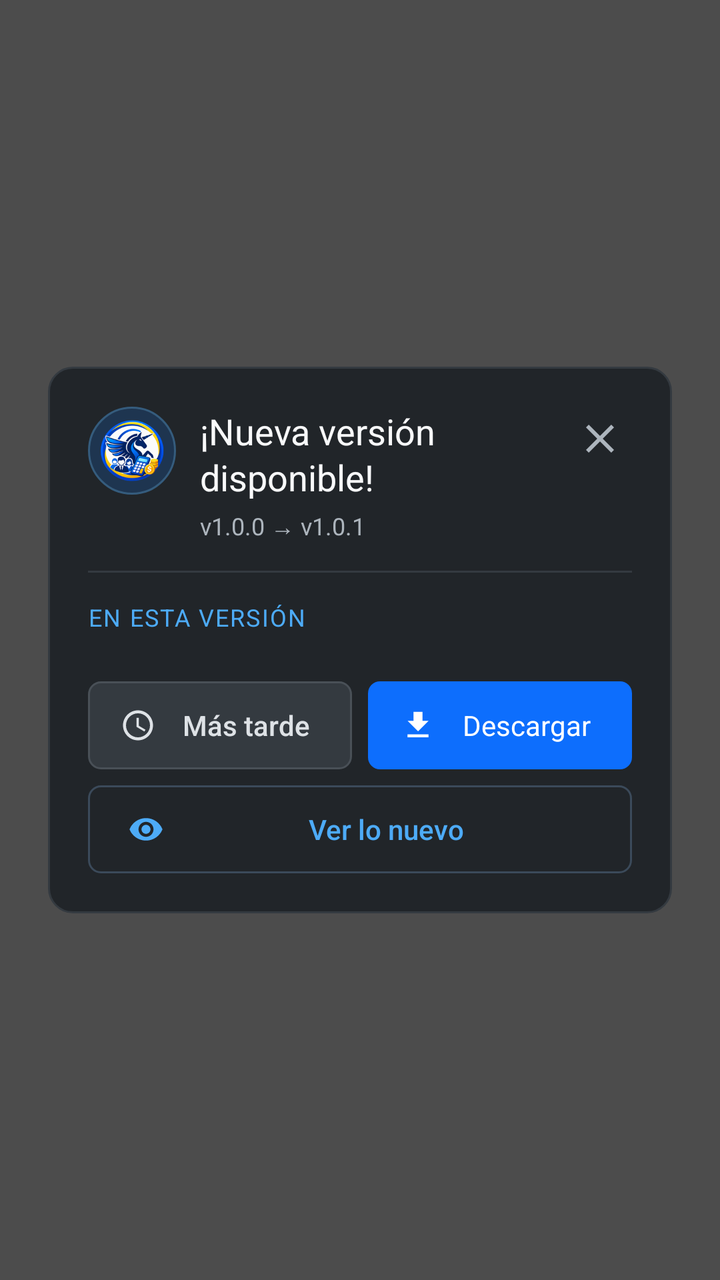
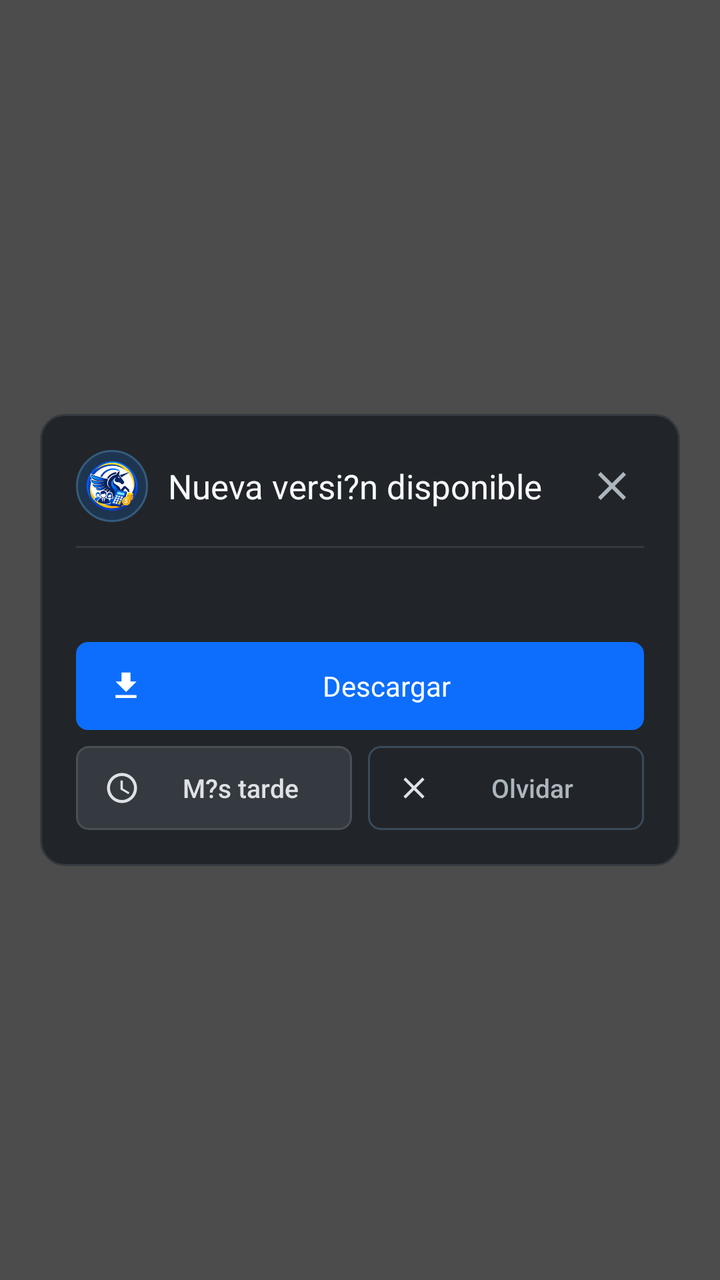

Screens rendered from an Android XML layout before and after an edit, with the pre-edit source and the edit as a unified diff.
<!-- AndroidManifest.xml: application theme Theme.UnicornioSoftware -->
<!-- res/layout/dialog_app_update.xml -->
<?xml version="1.0" encoding="utf-8"?>
<FrameLayout xmlns:android="http://schemas.android.com/apk/res/android"
    android:layout_width="match_parent"
    android:layout_height="match_parent"
    android:background="#B3000000"
    android:padding="24dp">

    <LinearLayout
        android:layout_width="match_parent"
        android:layout_height="wrap_content"
        android:layout_gravity="center"
        android:background="@drawable/bg_modal_card"
        android:orientation="vertical"
        android:padding="20dp">

        <LinearLayout
            android:layout_width="match_parent"
            android:layout_height="wrap_content"
            android:gravity="top"
            android:orientation="horizontal">

            <ImageView
                android:id="@+id/updateIcon"
                android:layout_width="44dp"
                android:layout_height="44dp"
                android:background="@drawable/bg_offline_icon"
                android:contentDescription="@string/app_name"
                android:padding="6dp"
                android:scaleType="fitCenter"
                android:src="@mipmap/ic_launcher_round" />

            <LinearLayout
                android:layout_width="0dp"
                android:layout_height="wrap_content"
                android:layout_marginStart="12dp"
                android:layout_weight="1"
                android:orientation="vertical">

                <TextView
                    android:id="@+id/updateTitle"
                    android:layout_width="wrap_content"
                    android:layout_height="wrap_content"
                    android:fontFamily="sans-serif-bold"
                    android:lineSpacingExtra="2dp"
                    android:text="¡Nueva versión disponible!"
                    android:textColor="#F8F9FA"
                    android:textSize="18sp" />

                <TextView
                    android:id="@+id/updateVersions"
                    android:layout_width="wrap_content"
                    android:layout_height="wrap_content"
                    android:layout_marginTop="4dp"
                    android:fontFamily="sans-serif"
                    android:text="v1.0.0 → v1.0.1"
                    android:textColor="#ADB5BD"
                    android:textSize="12sp" />
            </LinearLayout>

            <ImageButton
                android:id="@+id/btnUpdateClose"
                android:layout_width="32dp"
                android:layout_height="32dp"
                android:background="@android:color/transparent"
                android:contentDescription="Cerrar"
                android:padding="4dp"
                android:src="@drawable/ic_close"
                android:tint="#ADB5BD" />
        </LinearLayout>

        <View
            android:layout_width="match_parent"
            android:layout_height="1dp"
            android:layout_marginTop="14dp"
            android:layout_marginBottom="14dp"
            android:background="#343A40" />

        <ScrollView
            android:id="@+id/updateBodyScroll"
            android:layout_width="match_parent"
            android:layout_height="wrap_content"
            android:fillViewport="false"
            android:overScrollMode="ifContentScrolls">

            <LinearLayout
                android:layout_width="match_parent"
                android:layout_height="wrap_content"
                android:orientation="vertical">

                <TextView
                    android:id="@+id/updateSectionTitle"
                    android:layout_width="wrap_content"
                    android:layout_height="wrap_content"
                    android:fontFamily="sans-serif-bold"
                    android:letterSpacing="0.06"
                    android:text="EN ESTA VERSIÓN"
                    android:textAllCaps="true"
                    android:textColor="#4DABF7"
                    android:textSize="12sp" />

                <TextView
                    android:id="@+id/updateSummary"
                    android:layout_width="match_parent"
                    android:layout_height="wrap_content"
                    android:layout_marginTop="8dp"
                    android:fontFamily="sans-serif"
                    android:lineSpacingExtra="3dp"
                    android:textColor="#CED4DA"
                    android:textSize="14sp"
                    android:visibility="gone" />

                <LinearLayout
                    android:id="@+id/updateMetaRow"
                    android:layout_width="match_parent"
                    android:layout_height="wrap_content"
                    android:layout_marginTop="10dp"
                    android:orientation="horizontal"
                    android:visibility="gone">

                    <TextView
                        android:id="@+id/updateSize"
                        android:layout_width="wrap_content"
                        android:layout_height="wrap_content"
                        android:fontFamily="sans-serif-medium"
                        android:textColor="#ADB5BD"
                        android:textSize="12sp"
                        android:visibility="gone" />

                    <TextView
                        android:id="@+id/updateDate"
                        android:layout_width="wrap_content"
                        android:layout_height="wrap_content"
                        android:layout_marginStart="12dp"
                        android:fontFamily="sans-serif-medium"
                        android:textColor="#ADB5BD"
                        android:textSize="12sp"
                        android:visibility="gone" />
                </LinearLayout>

                <LinearLayout
                    android:id="@+id/updateChangesContainer"
                    android:layout_width="match_parent"
                    android:layout_height="wrap_content"
                    android:layout_marginTop="6dp"
                    android:orientation="vertical" />

                <TextView
                    android:id="@+id/updateRequired"
                    android:layout_width="match_parent"
                    android:layout_height="wrap_content"
                    android:layout_marginTop="10dp"
                    android:fontFamily="sans-serif-medium"
                    android:text="Esta actualización es necesaria para continuar."
                    android:textColor="#F87171"
                    android:textSize="13sp"
                    android:visibility="gone" />

                <TextView
                    android:id="@+id/updateMinSupported"
                    android:layout_width="match_parent"
                    android:layout_height="wrap_content"
                    android:layout_marginTop="8dp"
                    android:fontFamily="sans-serif"
                    android:textColor="#94A3B8"
                    android:textSize="12sp"
                    android:visibility="gone" />
            </LinearLayout>
        </ScrollView>

        <LinearLayout
            android:layout_width="match_parent"
            android:layout_height="wrap_content"
            android:layout_marginTop="18dp"
            android:orientation="vertical">

            <LinearLayout
                android:id="@+id/updatePrimaryRow"
                android:layout_width="match_parent"
                android:layout_height="wrap_content"
                android:orientation="horizontal">

                <TextView
                    android:id="@+id/btnUpdateLater"
                    android:layout_width="0dp"
                    android:layout_height="44dp"
                    android:layout_marginEnd="8dp"
                    android:layout_weight="1"
                    android:background="@drawable/bg_modal_btn_secondary"
                    android:drawableStart="@drawable/ic_modal_later"
                    android:drawablePadding="8dp"
                    android:fontFamily="sans-serif-medium"
                    android:gravity="center"
                    android:paddingStart="16dp"
                    android:paddingEnd="16dp"
                    android:text="Más tarde"
                    android:textColor="#DEE2E6"
                    android:textSize="14sp" />

                <TextView
                    android:id="@+id/btnUpdateDownload"
                    android:layout_width="0dp"
                    android:layout_height="44dp"
                    android:layout_weight="1"
                    android:background="@drawable/bg_modal_btn_primary"
                    android:drawableStart="@drawable/ic_modal_download"
                    android:drawablePadding="8dp"
                    android:fontFamily="sans-serif-bold"
                    android:gravity="center"
                    android:paddingStart="16dp"
                    android:paddingEnd="16dp"
                    android:text="Descargar"
                    android:textColor="#FFFFFF"
                    android:textSize="14sp" />
            </LinearLayout>

            <TextView
                android:id="@+id/btnUpdateNotes"
                android:layout_width="match_parent"
                android:layout_height="44dp"
                android:layout_marginTop="8dp"
                android:background="@drawable/bg_modal_btn_outline"
                android:drawableStart="@drawable/ic_modal_new"
                android:drawablePadding="8dp"
                android:fontFamily="sans-serif-medium"
                android:gravity="center"
                android:paddingStart="20dp"
                android:paddingEnd="20dp"
                android:text="Ver lo nuevo"
                android:textColor="#4DABF7"
                android:textSize="14sp" />

        </LinearLayout>
    </LinearLayout>
</FrameLayout>
<!-- resources referenced by this layout -->
<resources>
  <!-- drawable bg_modal_btn_outline (drawable) -->
  ﻿<?xml version="1.0" encoding="utf-8"?>
  <ripple xmlns:android="http://schemas.android.com/apk/res/android" android:color="#334DABF7">
      <item>
          <shape android:shape="rectangle">
              <solid android:color="#00000000" />
              <corners android:radius="6dp" />
              <stroke android:width="1dp" android:color="#3B4A5A" />
          </shape>
      </item>
  </ripple>
  <!-- drawable bg_modal_btn_primary (drawable) -->
  ﻿<?xml version="1.0" encoding="utf-8"?>
  <ripple xmlns:android="http://schemas.android.com/apk/res/android" android:color="#664DABF7">
      <item>
          <shape android:shape="rectangle">
              <solid android:color="#0D6EFD" />
              <corners android:radius="6dp" />
          </shape>
      </item>
  </ripple>
  <!-- drawable bg_modal_btn_secondary (drawable) -->
  ﻿<?xml version="1.0" encoding="utf-8"?>
  <ripple xmlns:android="http://schemas.android.com/apk/res/android" android:color="#33FFFFFF">
      <item>
          <shape android:shape="rectangle">
              <solid android:color="#343A40" />
              <corners android:radius="6dp" />
              <stroke android:width="1dp" android:color="#495057" />
          </shape>
      </item>
  </ripple>
  <!-- drawable bg_modal_card (drawable) -->
  ﻿<?xml version="1.0" encoding="utf-8"?>
  <shape xmlns:android="http://schemas.android.com/apk/res/android" android:shape="rectangle">
      <solid android:color="#212529" />
      <corners android:radius="12dp" />
      <stroke android:width="1dp" android:color="#343A40" />
  </shape>
  <!-- drawable bg_offline_icon (drawable) -->
  <?xml version="1.0" encoding="utf-8"?>
  <shape xmlns:android="http://schemas.android.com/apk/res/android" android:shape="oval">
      <solid android:color="#1E3550" />
      <stroke android:width="1dp" android:color="#355C7D" />
  </shape>
  <!-- drawable ic_close (drawable) -->
  <vector xmlns:android="http://schemas.android.com/apk/res/android"
      android:width="24dp" android:height="24dp" android:viewportWidth="24"
      android:viewportHeight="24">
      <path android:fillColor="#EAF2FA"
          android:pathData="M19,6.41L17.59,5 12,10.59 6.41,5 5,6.41 10.59,12 5,17.59 6.41,19 12,13.41 17.59,19 19,17.59 13.41,12z"/>
  </vector>
  <!-- drawable ic_modal_download (drawable) -->
  <vector xmlns:android="http://schemas.android.com/apk/res/android" android:width="18dp" android:height="18dp" android:viewportWidth="24" android:viewportHeight="24">
    <path android:fillColor="#FFFFFF" android:pathData="M5,20h14v-2H5v2zM19,9h-4V3H9v6H5l7,7 7,-7z"/>
  </vector>
  <!-- drawable ic_modal_later (drawable) -->
  <vector xmlns:android="http://schemas.android.com/apk/res/android" android:width="18dp" android:height="18dp" android:viewportWidth="24" android:viewportHeight="24">
    <path android:fillColor="#DEE2E6" android:pathData="M11.99,2C6.47,2 2,6.48 2,12s4.47,10 9.99,10C17.52,22 22,17.52 22,12S17.52,2 11.99,2zM12,20c-4.42,0 -8,-3.58 -8,-8s3.58,-8 8,-8 8,3.58 8,8 -3.58,8 -8,8zM12.5,7H11v6l5.25,3.15 0.75,-1.23 -4.5,-2.67z"/>
  </vector>
  <!-- drawable ic_modal_new (drawable) -->
  <vector xmlns:android="http://schemas.android.com/apk/res/android" android:width="18dp" android:height="18dp" android:viewportWidth="24" android:viewportHeight="24">
    <path android:fillColor="#4DABF7" android:pathData="M12,4.5C7,4.5 2.73,7.61 1,12c1.73,4.39 6,7.5 11,7.5s9.27,-3.11 11,-7.5C21.27,7.61 17,4.5 12,4.5zM12,17c-2.76,0 -5,-2.24 -5,-5s2.24,-5 5,-5 5,2.24 5,5 -2.24,5 -5,5zM12,9c-1.66,0 -3,1.34 -3,3s1.34,3 3,3 3,-1.34 3,-3 -1.34,-3 -3,-3z"/>
  </vector>
  <string name="app_name">Ecosistema Financiero de Unicornio Software</string>
  <style name="Theme.UnicornioSoftware" parent="Theme.MaterialComponents.DayNight.NoActionBar">
          <item name="android:statusBarColor">@android:color/black</item>
          <item name="android:navigationBarColor">@android:color/black</item>
          <item name="android:windowLightStatusBar" tools:targetApi="m">false</item>
      </style>
  <!-- unchanged entries left out for length: 1 -->
</resources>

<!-- the commit's change to res/layout/dialog_app_update.xml (unified diff, before → after) -->
@@ -1,9 +1,9 @@
 <?xml version="1.0" encoding="utf-8"?>
 <FrameLayout xmlns:android="http://schemas.android.com/apk/res/android"
     android:layout_width="match_parent"
-    android:layout_height="match_parent"
+    android:layout_height="wrap_content"
     android:background="#B3000000"
-    android:padding="24dp">
+    android:padding="20dp">
 
     <LinearLayout
         android:layout_width="match_parent"
@@ -11,51 +11,34 @@
         android:layout_gravity="center"
         android:background="@drawable/bg_modal_card"
         android:orientation="vertical"
-        android:padding="20dp">
+        android:padding="18dp">
 
         <LinearLayout
             android:layout_width="match_parent"
             android:layout_height="wrap_content"
-            android:gravity="top"
+            android:gravity="center_vertical"
             android:orientation="horizontal">
 
             <ImageView
                 android:id="@+id/updateIcon"
-                android:layout_width="44dp"
-                android:layout_height="44dp"
+                android:layout_width="36dp"
+                android:layout_height="36dp"
                 android:background="@drawable/bg_offline_icon"
                 android:contentDescription="@string/app_name"
-                android:padding="6dp"
+                android:padding="5dp"
                 android:scaleType="fitCenter"
                 android:src="@mipmap/ic_launcher_round" />
 
-            <LinearLayout
+            <TextView
+                android:id="@+id/updateTitle"
                 android:layout_width="0dp"
                 android:layout_height="wrap_content"
-                android:layout_marginStart="12dp"
+                android:layout_marginStart="10dp"
                 android:layout_weight="1"
-                android:orientation="vertical">
-
-                <TextView
-                    android:id="@+id/updateTitle"
-                    android:layout_width="wrap_content"
-                    android:layout_height="wrap_content"
-                    android:fontFamily="sans-serif-bold"
-                    android:lineSpacingExtra="2dp"
-                    android:text="¡Nueva versión disponible!"
-                    android:textColor="#F8F9FA"
-                    android:textSize="18sp" />
-
-                <TextView
-                    android:id="@+id/updateVersions"
-                    android:layout_width="wrap_content"
-                    android:layout_height="wrap_content"
-                    android:layout_marginTop="4dp"
-                    android:fontFamily="sans-serif"
-                    android:text="v1.0.0 → v1.0.1"
-                    android:textColor="#ADB5BD"
-                    android:textSize="12sp" />
-            </LinearLayout>
+                android:fontFamily="sans-serif-bold"
+                android:text="Nueva versi?n disponible"
+                android:textColor="#F8F9FA"
+                android:textSize="17sp" />
 
             <ImageButton
                 android:id="@+id/btnUpdateClose"
@@ -71,118 +54,71 @@
         <View
             android:layout_width="match_parent"
             android:layout_height="1dp"
-            android:layout_marginTop="14dp"
-            android:layout_marginBottom="14dp"
+            android:layout_marginTop="12dp"
+            android:layout_marginBottom="12dp"
             android:background="#343A40" />
 
-        <ScrollView
-            android:id="@+id/updateBodyScroll"
+        <TextView
+            android:id="@+id/updateVersions"
             android:layout_width="match_parent"
             android:layout_height="wrap_content"
-            android:fillViewport="false"
-            android:overScrollMode="ifContentScrolls">
+            android:fontFamily="sans-serif-medium"
+            android:lineSpacingExtra="2dp"
+            android:textColor="#E9ECEF"
+            android:textSize="14sp" />
+
+        <TextView
+            android:id="@+id/updateDate"
+            android:layout_width="match_parent"
+            android:layout_height="wrap_content"
+            android:layout_marginTop="4dp"
+            android:fontFamily="sans-serif"
+            android:textColor="#ADB5BD"
+            android:textSize="13sp"
+            android:visibility="gone" />
+
+        <TextView
+            android:id="@+id/updateRequired"
+            android:layout_width="match_parent"
+            android:layout_height="wrap_content"
+            android:layout_marginTop="10dp"
+            android:fontFamily="sans-serif-medium"
+            android:text="Esta actualizaci?n es necesaria para continuar."
+            android:textColor="#F87171"
+            android:textSize="13sp"
+            android:visibility="gone" />
+
+        <LinearLayout
+            android:layout_width="match_parent"
+            android:layout_height="wrap_content"
+            android:layout_marginTop="16dp"
+            android:orientation="vertical">
+
+            <TextView
+                android:id="@+id/btnUpdateDownload"
+                android:layout_width="match_parent"
+                android:layout_height="44dp"
+                android:background="@drawable/bg_modal_btn_primary"
+                android:drawableStart="@drawable/ic_modal_download"
+                android:drawablePadding="8dp"
+                android:fontFamily="sans-serif-bold"
+                android:gravity="center"
+                android:paddingStart="16dp"
+                android:paddingEnd="16dp"
+                android:text="Descargar"
+                android:textColor="#FFFFFF"
+                android:textSize="14sp" />
 
             <LinearLayout
                 android:layout_width="match_parent"
                 android:layout_height="wrap_content"
-                android:orientation="vertical">
-
-                <TextView
-                    android:id="@+id/updateSectionTitle"
-                    android:layout_width="wrap_content"
-                    android:layout_height="wrap_content"
-                    android:fontFamily="sans-serif-bold"
-                    android:letterSpacing="0.06"
-                    android:text="EN ESTA VERSIÓN"
-                    android:textAllCaps="true"
-                    android:textColor="#4DABF7"
-                    android:textSize="12sp" />
-
-                <TextView
-                    android:id="@+id/updateSummary"
-                    android:layout_width="match_parent"
-                    android:layout_height="wrap_content"
-                    android:layout_marginTop="8dp"
-                    android:fontFamily="sans-serif"
-                    android:lineSpacingExtra="3dp"
-                    android:textColor="#CED4DA"
-                    android:textSize="14sp"
-                    android:visibility="gone" />
-
-                <LinearLayout
-                    android:id="@+id/updateMetaRow"
-                    android:layout_width="match_parent"
-                    android:layout_height="wrap_content"
-                    android:layout_marginTop="10dp"
-                    android:orientation="horizontal"
-                    android:visibility="gone">
-
-                    <TextView
-                        android:id="@+id/updateSize"
-                        android:layout_width="wrap_content"
-                        android:layout_height="wrap_content"
-                        android:fontFamily="sans-serif-medium"
-                        android:textColor="#ADB5BD"
-                        android:textSize="12sp"
-                        android:visibility="gone" />
-
-                    <TextView
-                        android:id="@+id/updateDate"
-                        android:layout_width="wrap_content"
-                        android:layout_height="wrap_content"
-                        android:layout_marginStart="12dp"
-                        android:fontFamily="sans-serif-medium"
-                        android:textColor="#ADB5BD"
-                        android:textSize="12sp"
-                        android:visibility="gone" />
-                </LinearLayout>
-
-                <LinearLayout
-                    android:id="@+id/updateChangesContainer"
-                    android:layout_width="match_parent"
-                    android:layout_height="wrap_content"
-                    android:layout_marginTop="6dp"
-                    android:orientation="vertical" />
-
-                <TextView
-                    android:id="@+id/updateRequired"
-                    android:layout_width="match_parent"
-                    android:layout_height="wrap_content"
-                    android:layout_marginTop="10dp"
-                    android:fontFamily="sans-serif-medium"
-                    android:text="Esta actualización es necesaria para continuar."
-                    android:textColor="#F87171"
-                    android:textSize="13sp"
-                    android:visibility="gone" />
-
-                <TextView
-                    android:id="@+id/updateMinSupported"
-                    android:layout_width="match_parent"
-                    android:layout_height="wrap_content"
-                    android:layout_marginTop="8dp"
-                    android:fontFamily="sans-serif"
-                    android:textColor="#94A3B8"
-                    android:textSize="12sp"
-                    android:visibility="gone" />
-            </LinearLayout>
-        </ScrollView>
-
-        <LinearLayout
-            android:layout_width="match_parent"
-            android:layout_height="wrap_content"
-            android:layout_marginTop="18dp"
-            android:orientation="vertical">
-
-            <LinearLayout
-                android:id="@+id/updatePrimaryRow"
-                android:layout_width="match_parent"
-                android:layout_height="wrap_content"
+                android:layout_marginTop="8dp"
                 android:orientation="horizontal">
 
                 <TextView
                     android:id="@+id/btnUpdateLater"
                     android:layout_width="0dp"
-                    android:layout_height="44dp"
+                    android:layout_height="42dp"
                     android:layout_marginEnd="8dp"
                     android:layout_weight="1"
                     android:background="@drawable/bg_modal_btn_secondary"
@@ -190,45 +126,28 @@
                     android:drawablePadding="8dp"
                     android:fontFamily="sans-serif-medium"
                     android:gravity="center"
-                    android:paddingStart="16dp"
-                    android:paddingEnd="16dp"
-                    android:text="Más tarde"
+                    android:paddingStart="14dp"
+                    android:paddingEnd="14dp"
+                    android:text="M?s tarde"
                     android:textColor="#DEE2E6"
-                    android:textSize="14sp" />
+                    android:textSize="13sp" />
 
                 <TextView
-                    android:id="@+id/btnUpdateDownload"
+                    android:id="@+id/btnUpdateSkip"
                     android:layout_width="0dp"
-                    android:layout_height="44dp"
+                    android:layout_height="42dp"
                     android:layout_weight="1"
-                    android:background="@drawable/bg_modal_btn_primary"
-                    android:drawableStart="@drawable/ic_modal_download"
+                    android:background="@drawable/bg_modal_btn_outline"
+                    android:drawableStart="@drawable/ic_modal_cancel"
                     android:drawablePadding="8dp"
-                    android:fontFamily="sans-serif-bold"
+                    android:fontFamily="sans-serif-medium"
                     android:gravity="center"
-                    android:paddingStart="16dp"
-                    android:paddingEnd="16dp"
-                    android:text="Descargar"
-                    android:textColor="#FFFFFF"
-                    android:textSize="14sp" />
+                    android:paddingStart="14dp"
+                    android:paddingEnd="14dp"
+                    android:text="Olvidar"
+                    android:textColor="#ADB5BD"
+                    android:textSize="13sp" />
             </LinearLayout>
-
-            <TextView
-                android:id="@+id/btnUpdateNotes"
-                android:layout_width="match_parent"
-                android:layout_height="44dp"
-                android:layout_marginTop="8dp"
-                android:background="@drawable/bg_modal_btn_outline"
-                android:drawableStart="@drawable/ic_modal_new"
-                android:drawablePadding="8dp"
-                android:fontFamily="sans-serif-medium"
-                android:gravity="center"
-                android:paddingStart="20dp"
-                android:paddingEnd="20dp"
-                android:text="Ver lo nuevo"
-                android:textColor="#4DABF7"
-                android:textSize="14sp" />
-
         </LinearLayout>
     </LinearLayout>
 </FrameLayout>
<!-- resource entries referenced after the edit -->
@@ -52,6 +52,10 @@
       <path android:fillColor="#EAF2FA"
           android:pathData="M19,6.41L17.59,5 12,10.59 6.41,5 5,6.41 10.59,12 5,17.59 6.41,19 12,13.41 17.59,19 19,17.59 13.41,12z"/>
   </vector>
+  <!-- drawable ic_modal_cancel (drawable) -->
+  <vector xmlns:android="http://schemas.android.com/apk/res/android" android:width="18dp" android:height="18dp" android:viewportWidth="24" android:viewportHeight="24">
+    <path android:fillColor="#DEE2E6" android:pathData="M19,6.41L17.59,5 12,10.59 6.41,5 5,6.41 10.59,12 5,17.59 6.41,19 12,13.41 17.59,19 19,17.59 13.41,12z"/>
+  </vector>
   <!-- drawable ic_modal_download (drawable) -->
   <vector xmlns:android="http://schemas.android.com/apk/res/android" android:width="18dp" android:height="18dp" android:viewportWidth="24" android:viewportHeight="24">
     <path android:fillColor="#FFFFFF" android:pathData="M5,20h14v-2H5v2zM19,9h-4V3H9v6H5l7,7 7,-7z"/>
@@ -59,10 +63,6 @@
   <!-- drawable ic_modal_later (drawable) -->
   <vector xmlns:android="http://schemas.android.com/apk/res/android" android:width="18dp" android:height="18dp" android:viewportWidth="24" android:viewportHeight="24">
     <path android:fillColor="#DEE2E6" android:pathData="M11.99,2C6.47,2 2,6.48 2,12s4.47,10 9.99,10C17.52,22 22,17.52 22,12S17.52,2 11.99,2zM12,20c-4.42,0 -8,-3.58 -8,-8s3.58,-8 8,-8 8,3.58 8,8 -3.58,8 -8,8zM12.5,7H11v6l5.25,3.15 0.75,-1.23 -4.5,-2.67z"/>
-  </vector>
-  <!-- drawable ic_modal_new (drawable) -->
-  <vector xmlns:android="http://schemas.android.com/apk/res/android" android:width="18dp" android:height="18dp" android:viewportWidth="24" android:viewportHeight="24">
-    <path android:fillColor="#4DABF7" android:pathData="M12,4.5C7,4.5 2.73,7.61 1,12c1.73,4.39 6,7.5 11,7.5s9.27,-3.11 11,-7.5C21.27,7.61 17,4.5 12,4.5zM12,17c-2.76,0 -5,-2.24 -5,-5s2.24,-5 5,-5 5,2.24 5,5 -2.24,5 -5,5zM12,9c-1.66,0 -3,1.34 -3,3s1.34,3 3,3 3,-1.34 3,-3 -1.34,-3 -3,-3z"/>
   </vector>
   <string name="app_name">Ecosistema Financiero de Unicornio Software</string>
   <style name="Theme.UnicornioSoftware" parent="Theme.MaterialComponents.DayNight.NoActionBar">
